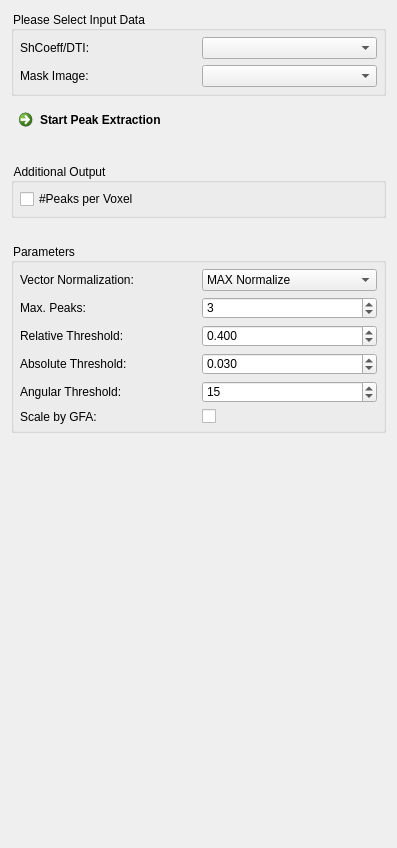
The window that Plugins/org.mitk.gui.qt.diffusionimaging.reconstruction/src/internal/QmitkOdfMaximaExtractionViewControls.ui (MIC-DKFZ/MITK-Diffusion) describes before a commit, drawn with Qt 5.
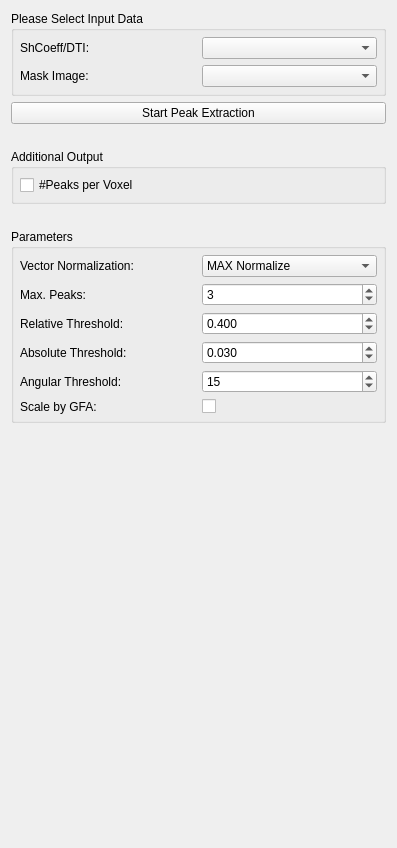
The same window after the commit. Custom widgets are drawn as their Qt base class.

Commit message: Use theme-conform buttons and styles in views

The edit to the form file:
```diff
--- a/Plugins/org.mitk.gui.qt.diffusionimaging.reconstruction/src/internal/QmitkOdfMaximaExtractionViewControls.ui
+++ b/Plugins/org.mitk.gui.qt.diffusionimaging.reconstruction/src/internal/QmitkOdfMaximaExtractionViewControls.ui
@@ -13,15 +13,6 @@
   <property name="windowTitle">
    <string>Form</string>
   </property>
-  <property name="styleSheet">
-   <string>QCommandLinkButton:disabled {
-  border: none;
-}
-
-QGroupBox {
-  background-color: transparent;
-}</string>
-  </property>
   <layout class="QGridLayout" name="gridLayout_2">
    <property name="verticalSpacing">
     <number>25</number>
@@ -48,7 +39,7 @@
        <number>0</number>
       </property>
       <item row="1" column="0">
-       <widget class="QCommandLinkButton" name="m_StartPeakExtractionButton">
+       <widget class="QPushButton" name="m_StartPeakExtractionButton">
         <property name="enabled">
          <bool>true</bool>
         </property>
```
The commit also changes 36 other files.
